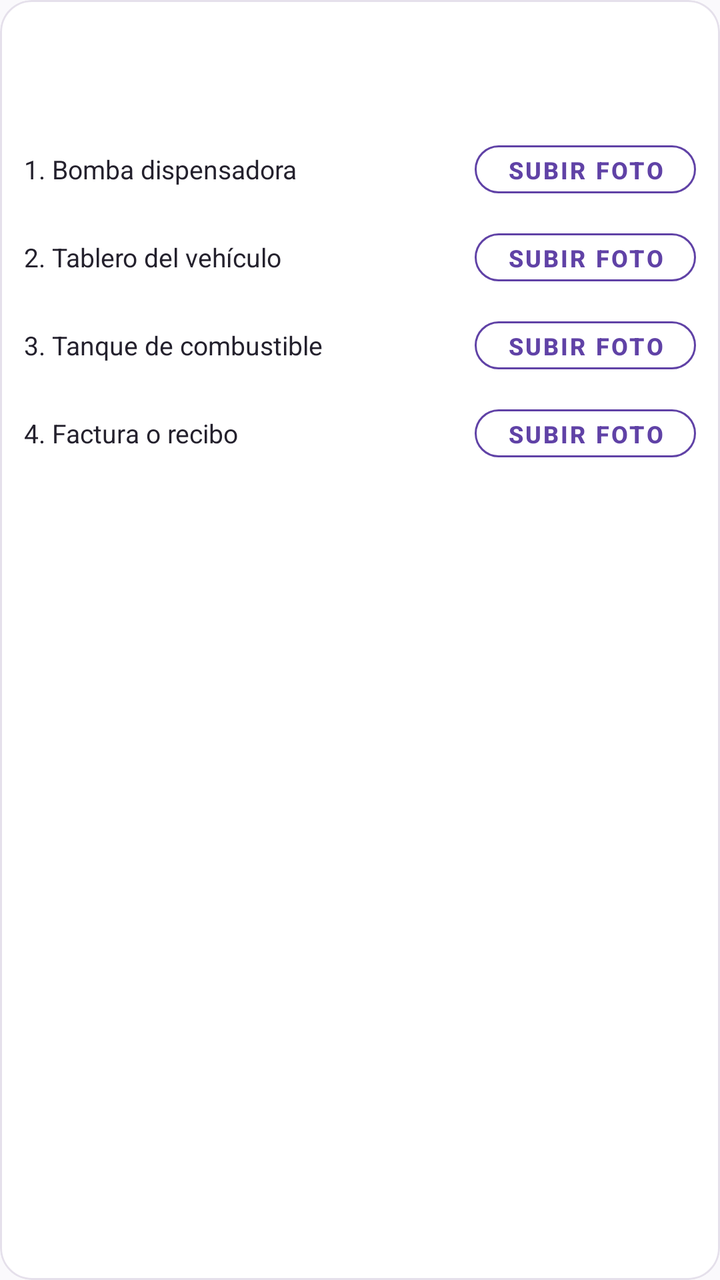
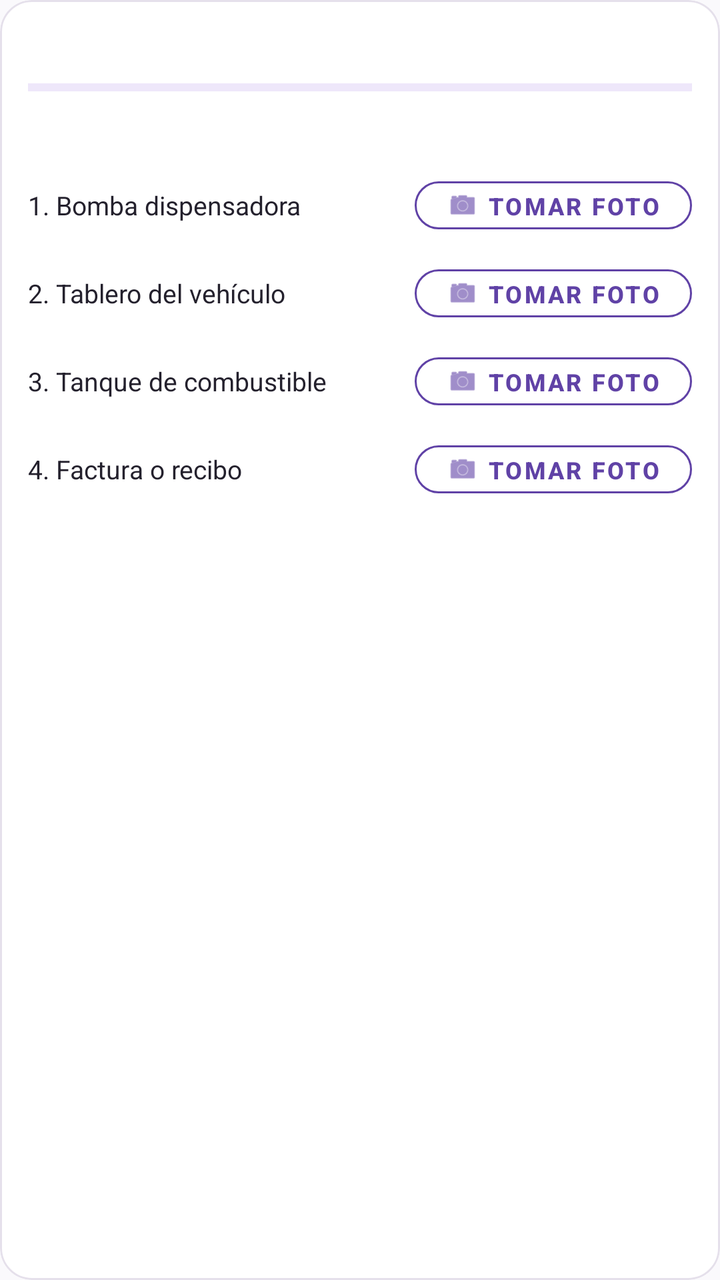

Before-and-after screenshots of an Android layout around one commit, followed by the original layout XML and the change that was made.
<!-- AndroidManifest.xml: application theme Theme.ApiMovil -->
<!-- res/layout/item_linea_evidencia.xml -->
<?xml version="1.0" encoding="utf-8"?>
<com.google.android.material.card.MaterialCardView xmlns:android="http://schemas.android.com/apk/res/android"
    xmlns:app="http://schemas.android.com/apk/res-auto"
    android:layout_width="match_parent"
    android:layout_height="wrap_content"
    android:layout_marginBottom="12dp"
    app:cardBackgroundColor="@color/blanco"
    app:cardCornerRadius="16dp"
    app:cardElevation="0dp"
    app:contentPadding="12dp"
    app:strokeColor="@color/borde"
    app:strokeWidth="1dp">

    <LinearLayout
        android:layout_width="match_parent"
        android:layout_height="wrap_content"
        android:orientation="vertical">

        <TextView
            android:id="@+id/textDestino"
            android:layout_width="match_parent"
            android:layout_height="wrap_content"
            android:textColor="@color/texto_principal"
            android:textSize="16sp"
            android:textStyle="bold" />

        <TextView
            android:id="@+id/textMonto"
            android:layout_width="match_parent"
            android:layout_height="wrap_content"
            android:layout_marginTop="2dp"
            android:layout_marginBottom="12dp"
            android:textColor="@color/marca"
            android:textSize="14sp"
            android:textStyle="bold" />

        
        <LinearLayout
            android:layout_width="match_parent"
            android:layout_height="wrap_content"
            android:layout_marginBottom="8dp"
            android:gravity="center_vertical"
            android:orientation="horizontal">

            <TextView
                android:layout_width="0dp"
                android:layout_height="wrap_content"
                android:layout_weight="1"
                android:text="@string/foto_bomba"
                android:textColor="@color/texto_principal"
                android:textSize="13sp" />

            <com.google.android.material.button.MaterialButton
                android:id="@+id/btnBomba"
                style="@style/Widget.App.Button.Outlined"
                android:layout_width="wrap_content"
                android:layout_height="36dp"
                android:text="@string/subir_foto"
                android:textSize="12sp"
                app:cornerRadius="18dp" />

            <TextView
                android:id="@+id/textBombaListo"
                android:layout_width="wrap_content"
                android:layout_height="wrap_content"
                android:text="@string/foto_subida"
                android:textColor="@color/estado_completada"
                android:textSize="12sp"
                android:textStyle="bold"
                android:visibility="gone" />
        </LinearLayout>

        
        <LinearLayout
            android:layout_width="match_parent"
            android:layout_height="wrap_content"
            android:layout_marginBottom="8dp"
            android:gravity="center_vertical"
            android:orientation="horizontal">

            <TextView
                android:id="@+id/textTableroLabel"
                android:layout_width="0dp"
                android:layout_height="wrap_content"
                android:layout_weight="1"
                android:text="@string/foto_tablero"
                android:textColor="@color/texto_principal"
                android:textSize="13sp" />

            <com.google.android.material.button.MaterialButton
                android:id="@+id/btnTablero"
                style="@style/Widget.App.Button.Outlined"
                android:layout_width="wrap_content"
                android:layout_height="36dp"
                android:text="@string/subir_foto"
                android:textSize="12sp"
                app:cornerRadius="18dp" />

            <TextView
                android:id="@+id/textTableroListo"
                android:layout_width="wrap_content"
                android:layout_height="wrap_content"
                android:text="@string/foto_subida"
                android:textColor="@color/estado_completada"
                android:textSize="12sp"
                android:textStyle="bold"
                android:visibility="gone" />
        </LinearLayout>

        
        <LinearLayout
            android:layout_width="match_parent"
            android:layout_height="wrap_content"
            android:layout_marginBottom="8dp"
            android:gravity="center_vertical"
            android:orientation="horizontal">

            <TextView
                android:layout_width="0dp"
                android:layout_height="wrap_content"
                android:layout_weight="1"
                android:text="@string/foto_tanque"
                android:textColor="@color/texto_principal"
                android:textSize="13sp" />

            <com.google.android.material.button.MaterialButton
                android:id="@+id/btnTanque"
                style="@style/Widget.App.Button.Outlined"
                android:layout_width="wrap_content"
                android:layout_height="36dp"
                android:text="@string/subir_foto"
                android:textSize="12sp"
                app:cornerRadius="18dp" />

            <TextView
                android:id="@+id/textTanqueListo"
                android:layout_width="wrap_content"
                android:layout_height="wrap_content"
                android:text="@string/foto_subida"
                android:textColor="@color/estado_completada"
                android:textSize="12sp"
                android:textStyle="bold"
                android:visibility="gone" />
        </LinearLayout>

        
        <LinearLayout
            android:layout_width="match_parent"
            android:layout_height="wrap_content"
            android:gravity="center_vertical"
            android:orientation="horizontal">

            <TextView
                android:layout_width="0dp"
                android:layout_height="wrap_content"
                android:layout_weight="1"
                android:text="@string/foto_factura"
                android:textColor="@color/texto_principal"
                android:textSize="13sp" />

            <com.google.android.material.button.MaterialButton
                android:id="@+id/btnFactura"
                style="@style/Widget.App.Button.Outlined"
                android:layout_width="wrap_content"
                android:layout_height="36dp"
                android:text="@string/subir_foto"
                android:textSize="12sp"
                app:cornerRadius="18dp" />

            <TextView
                android:id="@+id/textFacturaListo"
                android:layout_width="wrap_content"
                android:layout_height="wrap_content"
                android:text="@string/foto_subida"
                android:textColor="@color/estado_completada"
                android:textSize="12sp"
                android:textStyle="bold"
                android:visibility="gone" />
        </LinearLayout>

    </LinearLayout>
</com.google.android.material.card.MaterialCardView>
<!-- resources referenced by this layout -->
<resources>
  <color name="blanco">#FFFFFF</color>
  <color name="borde">#E5E0EB</color>
  <color name="estado_completada">#2E7D32</color>
  <color name="marca">#6042A6</color>
  <color name="texto_principal">#24212D</color>
  <string name="foto_bomba">1. Bomba dispensadora</string>
  <string name="foto_factura">4. Factura o recibo</string>
  <string name="foto_subida">✓ Subida</string>
  <string name="foto_tablero">2. Tablero del vehículo</string>
  <string name="foto_tanque">3. Tanque de combustible</string>
  <string name="subir_foto">Subir foto</string>
  <style name="Widget.App.Button.Outlined" parent="Widget.MaterialComponents.Button.OutlinedButton">
          <item name="strokeColor">@color/marca</item>
          <item name="strokeWidth">1dp</item>
          <item name="android:textColor">@color/marca</item>
          <item name="android:textSize">14sp</item>
          <item name="android:textStyle">bold</item>
          <item name="cornerRadius">12dp</item>
          <item name="rippleColor">@color/marca_claro</item>
      </style>
  <style name="Theme.ApiMovil" parent="Theme.MaterialComponents.Light.NoActionBar">
          <item name="colorPrimary">@color/marca</item>
          <item name="colorPrimaryVariant">@color/marca_oscuro</item>
          <item name="colorOnPrimary">@color/blanco</item>
          <item name="colorSecondary">@color/marca_claro</item>
          <item name="colorOnSecondary">@color/texto_principal</item>
          <item name="android:windowBackground">@color/fondo</item>
          <item name="android:statusBarColor">@color/marca_oscuro</item>
          <item name="android:forceDarkAllowed" tools:targetApi="q">false</item>
      </style>
  <color name="marca_claro">#EEE7FA</color>
  <color name="marca_oscuro">#342052</color>
  <color name="fondo">#FAF9FC</color>
</resources>

<!-- the commit's change to res/layout/item_linea_evidencia.xml (unified diff, before → after) -->
@@ -7,7 +7,7 @@
     app:cardBackgroundColor="@color/blanco"
     app:cardCornerRadius="16dp"
     app:cardElevation="0dp"
-    app:contentPadding="12dp"
+    app:contentPadding="14dp"
     app:strokeColor="@color/borde"
     app:strokeWidth="1dp">
 
@@ -16,21 +16,45 @@
         android:layout_height="wrap_content"
         android:orientation="vertical">
 
-        <TextView
-            android:id="@+id/textDestino"
-            android:layout_width="match_parent"
-            android:layout_height="wrap_content"
-            android:textColor="@color/texto_principal"
-            android:textSize="16sp"
-            android:textStyle="bold" />
+        <LinearLayout
+            android:layout_width="match_parent"
+            android:layout_height="wrap_content"
+            android:gravity="center_vertical"
+            android:orientation="horizontal">
+
+            <TextView
+                android:id="@+id/textDestino"
+                android:layout_width="0dp"
+                android:layout_height="wrap_content"
+                android:layout_weight="1"
+                android:textColor="@color/texto_principal"
+                android:textSize="16sp"
+                android:textStyle="bold" />
+
+            <TextView
+                android:id="@+id/textProgresoFotos"
+                android:layout_width="wrap_content"
+                android:layout_height="wrap_content"
+                android:textColor="@color/marca"
+                android:textSize="12sp"
+                android:textStyle="bold" />
+        </LinearLayout>
+
+        <com.google.android.material.progressindicator.LinearProgressIndicator
+            android:id="@+id/progressFotos"
+            android:layout_width="match_parent"
+            android:layout_height="wrap_content"
+            android:layout_marginTop="6dp"
+            android:layout_marginBottom="8dp"
+            app:indicatorColor="@color/marca"
+            app:trackColor="@color/marca_claro" />
 
         <TextView
             android:id="@+id/textMonto"
             android:layout_width="match_parent"
             android:layout_height="wrap_content"
-            android:layout_marginTop="2dp"
             android:layout_marginBottom="12dp"
-            android:textColor="@color/marca"
+            android:textColor="@color/marca_oscuro"
             android:textSize="14sp"
             android:textStyle="bold" />
 
@@ -55,9 +79,11 @@
                 style="@style/Widget.App.Button.Outlined"
                 android:layout_width="wrap_content"
                 android:layout_height="36dp"
-                android:text="@string/subir_foto"
-                android:textSize="12sp"
-                app:cornerRadius="18dp" />
+                android:text="@string/tomar_foto"
+                android:textSize="12sp"
+                app:cornerRadius="18dp"
+                app:icon="@android:drawable/ic_menu_camera"
+                app:iconSize="16dp" />
 
             <TextView
                 android:id="@+id/textBombaListo"
@@ -92,9 +118,11 @@
                 style="@style/Widget.App.Button.Outlined"
                 android:layout_width="wrap_content"
                 android:layout_height="36dp"
-                android:text="@string/subir_foto"
-                android:textSize="12sp"
-                app:cornerRadius="18dp" />
+                android:text="@string/tomar_foto"
+                android:textSize="12sp"
+                app:cornerRadius="18dp"
+                app:icon="@android:drawable/ic_menu_camera"
+                app:iconSize="16dp" />
 
             <TextView
                 android:id="@+id/textTableroListo"
@@ -128,9 +156,11 @@
                 style="@style/Widget.App.Button.Outlined"
                 android:layout_width="wrap_content"
                 android:layout_height="36dp"
-                android:text="@string/subir_foto"
-                android:textSize="12sp"
-                app:cornerRadius="18dp" />
+                android:text="@string/tomar_foto"
+                android:textSize="12sp"
+                app:cornerRadius="18dp"
+                app:icon="@android:drawable/ic_menu_camera"
+                app:iconSize="16dp" />
 
             <TextView
                 android:id="@+id/textTanqueListo"
@@ -163,9 +193,11 @@
                 style="@style/Widget.App.Button.Outlined"
                 android:layout_width="wrap_content"
                 android:layout_height="36dp"
-                android:text="@string/subir_foto"
-                android:textSize="12sp"
-                app:cornerRadius="18dp" />
+                android:text="@string/tomar_foto"
+                android:textSize="12sp"
+                app:cornerRadius="18dp"
+                app:icon="@android:drawable/ic_menu_camera"
+                app:iconSize="16dp" />
 
             <TextView
                 android:id="@+id/textFacturaListo"
<!-- resource entries referenced after the edit -->
@@ -10,7 +10,7 @@
   <string name="foto_subida">✓ Subida</string>
   <string name="foto_tablero">2. Tablero del vehículo</string>
   <string name="foto_tanque">3. Tanque de combustible</string>
-  <string name="subir_foto">Subir foto</string>
+  <string name="tomar_foto">Tomar foto</string>
   <style name="Widget.App.Button.Outlined" parent="Widget.MaterialComponents.Button.OutlinedButton">
           <item name="strokeColor">@color/marca</item>
           <item name="strokeWidth">1dp</item>
